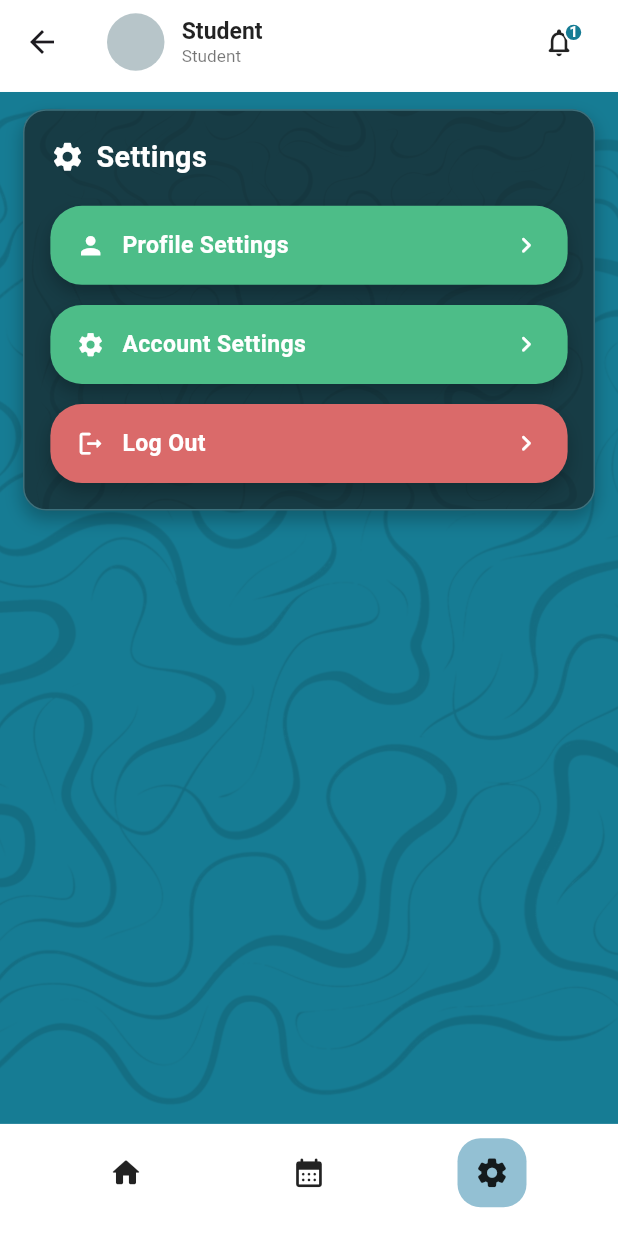
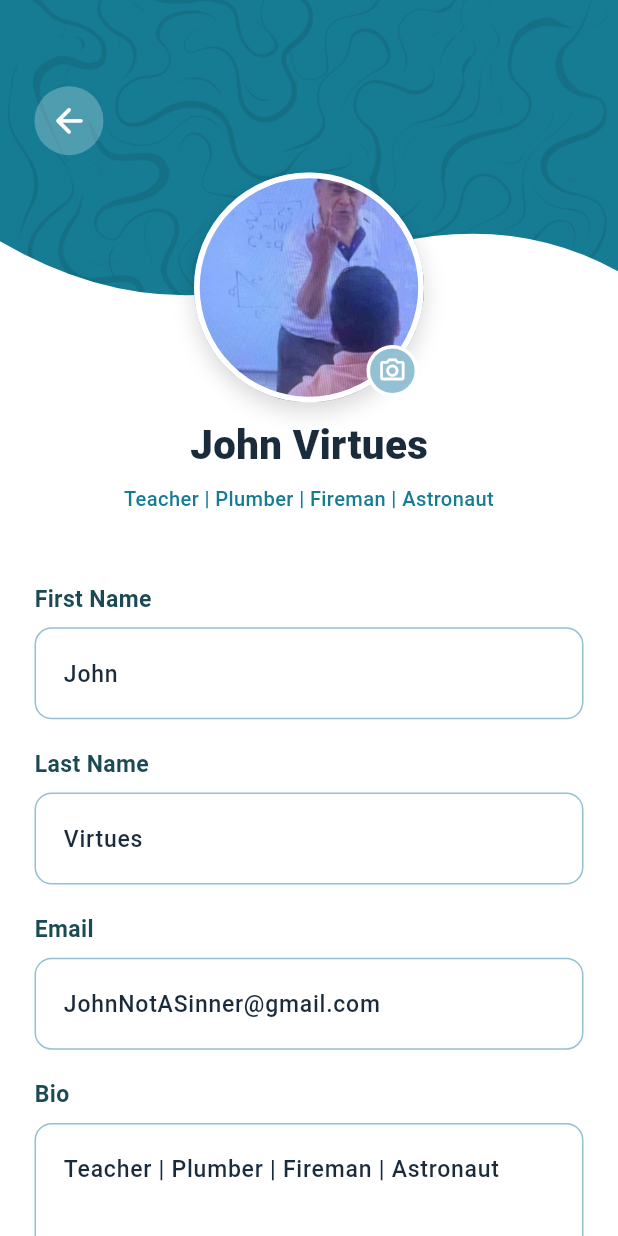
Before and after one commit to Scorch879/t_racks_softdev_1, a Flutter app: the StudentShellScreen screen opened directly, item 3 of the bottom bar chosen, after a tap on "Profile Settings", on a phone screen of 412 x 824 dp. Run offline on Flutter 3.47's test engine with Material 3 defaults, Android fonts, the light colour scheme and no system bars; our stand-ins replace flutter_dotenv, shared_preferences, smooth_page_indicator, supabase_flutter; accounts and stored records are empty.

Commit message:
Implement student profile UI with custom wavy header, editable form fields, and layout styling

```diff
--- /dev/null
+++ b/lib/screens/student/student_profile_content.dart
@@ -0,0 +1,496 @@
+import 'package:flutter/material.dart';
+
+const _bgTeal = Color(0xFF167C94);
+const _headerTeal = Color(0xFF1B4A55);
+const _textDarkBlue = Color(0xFF1A2B3C);
+const _textTeal = Color(0xFF167C94);
+const _borderGrey = Color(0xFFBFD5E3);
+const _statusRed = Color(0xFFDA6A6A);
+
+class StudentProfileContent extends StatefulWidget {
+  const StudentProfileContent({
+    super.key,
+    required this.scale,
+  });
+
+  final double scale;
+
+  @override
+  State<StudentProfileContent> createState() => _StudentProfileContentState();
+}
+
+class _StudentProfileContentState extends State<StudentProfileContent> {
+  final _formKey = GlobalKey<FormState>();
+
+  // Controllers
+  late TextEditingController _firstNameController;
+  late TextEditingController _lastNameController;
+  late TextEditingController _emailController;
+  late TextEditingController _bioController;
+
+  // Initial values to check for changes
+  final String _initialFirstName = 'John';
+  final String _initialLastName = 'Virtues';
+  final String _initialEmail = 'JohnNotASinner@gmail.com';
+  final String _initialBio = 'Teacher | Plumber | Fireman | Astronaut';
+
+  bool _hasChanges = false;
+
+  @override
+  void initState() {
+    super.initState();
+    _firstNameController = TextEditingController(text: _initialFirstName);
+    _lastNameController = TextEditingController(text: _initialLastName);
+    _emailController = TextEditingController(text: _initialEmail);
+    _bioController = TextEditingController(text: _initialBio);
+
+    _firstNameController.addListener(_checkForChanges);
+    _lastNameController.addListener(_checkForChanges);
+    _emailController.addListener(_checkForChanges);
+    _bioController.addListener(_checkForChanges);
+  }
+
+  @override
+  void dispose() {
+    _firstNameController.dispose();
+    _lastNameController.dispose();
+    _emailController.dispose();
+    _bioController.dispose();
+    super.dispose();
+  }
+
+  void _checkForChanges() {
+    final hasChanges = _firstNameController.text != _initialFirstName ||
+        _lastNameController.text != _initialLastName ||
+        _emailController.text != _initialEmail ||
+        _bioController.text != _initialBio;
+
+    if (hasChanges != _hasChanges) {
+      setState(() {
+        _hasChanges = hasChanges;
+      });
+    }
+  }
+
+  Future<bool> _onWillPop() async {
+    if (!_hasChanges) return true;
+
+    final shouldPop = await showDialog<bool>(
+      context: context,
+      builder: (context) => const _UnsavedChangesDialog(),
+    );
+
+    return shouldPop ?? false;
+  }
+
+  @override
+  Widget build(BuildContext context) {
+    final scale = widget.scale;
+
+    // Using PopScope to intercept back button
+    return PopScope(
+      canPop: !_hasChanges,
+      onPopInvokedWithResult: (didPop, result) async {
+        if (didPop) return;
+        final shouldPop = await _onWillPop();
+        if (shouldPop && context.mounted) {
+          Navigator.of(context).pop();
+        }
+      },
+      child: SingleChildScrollView(
+        child: Column(
+          children: [
+            _ProfileHeader(scale: scale),
+            Padding(
+              padding: EdgeInsets.symmetric(horizontal: 24 * scale),
+              child: Column(
+                children: [
+                  SizedBox(height: 10 * scale), // Reduced space for tighter layout
+                  Text(
+                    'John Virtues',
+                    style: TextStyle(
+                      color: _textDarkBlue,
+                      fontSize: 28 * scale,
+                      fontWeight: FontWeight.w800,
+                    ),
+                  ),
+                  SizedBox(height: 8 * scale),
+                  Text(
+                    'Teacher | Plumber | Fireman | Astronaut',
+                    textAlign: TextAlign.center,
+                    style: TextStyle(
+                      color: _textTeal,
+                      fontSize: 14 * scale,
+                      fontWeight: FontWeight.w500,
+                    ),
+                  ),
+                  SizedBox(height: 48 * scale),
+                  _ProfileTextField(
+                    label: 'First Name',
+                    hint: 'Input your first name here',
+                    controller: _firstNameController,
+                    scale: scale,
+                  ),
+                  SizedBox(height: 20 * scale),
+                  _ProfileTextField(
+                    label: 'Last Name',
+                    hint: 'Input your last name here',
+                    controller: _lastNameController,
+                    scale: scale,
+                  ),
+                  SizedBox(height: 20 * scale),
+                  _ProfileTextField(
+                    label: 'Email',
+                    hint: 'Input your email here',
+                    controller: _emailController,
+                    scale: scale,
+                  ),
+                  SizedBox(height: 20 * scale),
+                  _ProfileTextField(
+                    label: 'Bio',
+                    hint: 'Input your bio here',
+                    controller: _bioController,
+                    scale: scale,
+                    maxLines: 3,
+                  ),
+                  SizedBox(height: 40 * scale),
+                  SizedBox(
+                    width: double.infinity,
+                    height: 60 * scale,
+                    child: OutlinedButton(
+                      onPressed: () {
+                        // Save logic would go here
+                        setState(() {
+                          _hasChanges = false;
+                        });
+                        ScaffoldMessenger.of(context).showSnackBar(
+                          const SnackBar(content: Text('Changes Saved')),
+                        );
+                      },
+                      style: OutlinedButton.styleFrom(
+                        side: const BorderSide(color: _textTeal),
+                        shape: RoundedRectangleBorder(
+                          borderRadius: BorderRadius.circular(16 * scale),
+                        ),
+                        foregroundColor: _textTeal,
+                      ),
+                      child: Text(
+                        'Save Changes',
+                        style: TextStyle(
+                          fontSize: 20 * scale,
+                          fontWeight: FontWeight.w700,
+                        ),
+                      ),
+                    ),
+                  ),
+                  SizedBox(height: 40 * scale),
+                ],
+              ),
+            ),
+          ],
+        ),
+      ),
+    );
+  }
+}
+
+class _ProfileHeader extends StatelessWidget {
+  const _ProfileHeader({required this.scale});
+
+  final double scale;
+
+  @override
+  Widget build(BuildContext context) {
+    return SizedBox(
+      height: 280 * scale,
+      child: Stack(
+        clipBehavior: Clip.none,
+        children: [
+          ClipPath(
+            clipper: _HeaderClipper(),
+            child: Container(
+              height: 220 * scale,
+              color: _bgTeal,
+              child: Stack(
+                children: [
+                  Positioned.fill(
+                    child: Opacity(
+                      opacity: 0.1,
+                      child: Image.asset(
+                        'assets/images/squigglytexture.png',
+                        fit: BoxFit.cover,
+                      ),
+                    ),
+                  ),
+                  Positioned(
+                    top: 60 * scale,
+                    left: 24 * scale,
+                    child: GestureDetector(
+                      onTap: () => Navigator.of(context).maybePop(),
+                      child: Container(
+                        width: 48 * scale,
+                        height: 48 * scale,
+                        decoration: BoxDecoration(
+                          color: Colors.white.withOpacity(0.25),
+                          shape: BoxShape.circle,
+                        ),
+                        child: Icon(
+                          Icons.arrow_back_rounded,
+                          color: Colors.white,
+                          size: 28 * scale,
+                        ),
+                      ),
+                    ),
+                  ),
+                ],
+              ),
+            ),
+          ),
+          Positioned(
+            bottom: 0,
+            left: 0,
+            right: 0,
+            child: Center(
+              child: SizedBox(
+                width: 160 * scale,
+                height: 160 * scale,
+                child: Stack(
+                  children: [
+                    Container(
+                      decoration: BoxDecoration(
+                        shape: BoxShape.circle,
+                        border: Border.all(color: Colors.white, width: 4 * scale),
+                        image: const DecorationImage(
+                          image: AssetImage('assets/images/placeholder.png'),
+                          fit: BoxFit.cover,
+                        ),
+                        boxShadow: [
+                          BoxShadow(
+                            color: Colors.black.withOpacity(0.15),
+                            blurRadius: 12,
+                            offset: const Offset(0, 6),
+                          ),
+                        ],
+                      ),
+                    ),
+                    Positioned(
+                      bottom: 4 * scale,
+                      right: 4 * scale,
+                      child: Container(
+                        width: 36 * scale,
+                        height: 36 * scale,
+                        decoration: BoxDecoration(
+                          color: const Color(0xFF93C0D3),
+                          shape: BoxShape.circle,
+                          border: Border.all(color: Colors.white, width: 2.5 * scale),
+                        ),
+                        child: Icon(
+                          Icons.camera_alt_outlined,
+                          color: Colors.white,
+                          size: 20 * scale,
+                        ),
+                      ),
+                    ),
+                  ],
+                ),
+              ),
+            ),
+          ),
+        ],
+      ),
+    );
+  }
+}
+
+class _HeaderClipper extends CustomClipper<Path> {
+  @override
+  Path getClip(Size size) {
+    final path = Path();
+    // Start slightly higher on the left
+    path.lineTo(0, size.height - 50);
+
+    // First curve: Convex (Hill) on the left
+    final firstControlPoint = Offset(size.width * 0.25, size.height + 10);
+    final firstEndPoint = Offset(size.width * 0.5, size.height - 30);
+
+    path.quadraticBezierTo(
+      firstControlPoint.dx,
+      firstControlPoint.dy,
+      firstEndPoint.dx,
+      firstEndPoint.dy,
+    );
+
+    // Second curve: Concave (Scoop) underneath/towards the right
+    final secondControlPoint = Offset(size.width * 0.78, size.height - 80);
+    final secondEndPoint = Offset(size.width, size.height - 30);
+
+    path.quadraticBezierTo(
+      secondControlPoint.dx,
+      secondControlPoint.dy,
+      secondEndPoint.dx,
+      secondEndPoint.dy,
+    );
+
+    path.lineTo(size.width, 0);
+    path.close();
+    return path;
+  }
+
+  @override
+  bool shouldReclip(covariant CustomClipper<Path> oldClipper) => false;
+}
+
+class _ProfileTextField extends StatelessWidget {
+  const _ProfileTextField({
+    required this.label,
+    required this.hint,
+    required this.controller,
+    required this.scale,
+    this.maxLines = 1,
+  });
+
+  final String label;
+  final String hint;
+  final TextEditingController controller;
+  final double scale;
+  final int maxLines;
+
+  @override
+  Widget build(BuildContext context) {
+    return Column(
+      crossAxisAlignment: CrossAxisAlignment.start,
+      children: [
+        Text(
+          label,
+          style: TextStyle(
+            color: const Color(0xFF1B4A55),
+            fontSize: 16 * scale,
+            fontWeight: FontWeight.w700,
+          ),
+        ),
+        SizedBox(height: 8 * scale),
+        TextFormField(
+          controller: controller,
+          maxLines: maxLines,
+          style: TextStyle(
+            color: _textDarkBlue,
+            fontSize: 16 * scale,
+            fontWeight: FontWeight.w500,
+          ),
+          decoration: InputDecoration(
+            hintText: hint,
+            hintStyle: TextStyle(
+              color: const Color(0xFF93C0D3),
+              fontSize: 16 * scale,
+            ),
+            contentPadding: EdgeInsets.symmetric(
+              horizontal: 16 * scale,
+              vertical: 20 * scale,
+            ),
+            enabledBorder: OutlineInputBorder(
+              borderRadius: BorderRadius.circular(12 * scale),
+              borderSide: const BorderSide(color: Color(0xFF93C0D3)),
+            ),
+            focusedBorder: OutlineInputBorder(
+              borderRadius: BorderRadius.circular(12 * scale),
+              borderSide: const BorderSide(color: _textTeal, width: 1.5),
+            ),
+            filled: true,
+            fillColor: Colors.white,
+          ),
+        ),
+      ],
+    );
+  }
+}
+
+class _UnsavedChangesDialog extends StatelessWidget {
+  const _UnsavedChangesDialog();
+
+  @override
+  Widget build(BuildContext context) {
+    return Dialog(
+      shape: RoundedRectangleBorder(borderRadius: BorderRadius.circular(24)),
+      backgroundColor: Colors.white,
+      insetPadding: const EdgeInsets.symmetric(horizontal: 24),
+      child: Padding(
+        padding: const EdgeInsets.fromLTRB(24, 32, 24, 32),
+        child: Column(
+          mainAxisSize: MainAxisSize.min,
+          children: [
+            const Text(
+              'Details Unsaved',
+              style: TextStyle(
+                color: _statusRed,
+                fontSize: 24,
+                fontWeight: FontWeight.w800,
+                letterSpacing: 0.5,
+              ),
+            ),
+            const SizedBox(height: 20),
+            const Text(
+              'You haven’t finished saving your\ndetails.',
+              textAlign: TextAlign.center,
+              style: TextStyle(
+                color: Color(0xFF1A2B3C),
+                fontSize: 16,
+                height: 1.5,
+                fontWeight: FontWeight.w500,
+              ),
+            ),
+            const SizedBox(height: 32),
+            Row(
+              children: [
+                Expanded(
+                  child: SizedBox(
+                    height: 52,
+                    child: OutlinedButton(
+                      onPressed: () => Navigator.of(context).pop(false), // Continue editing
+                      style: OutlinedButton.styleFrom(
+                        side: const BorderSide(color: Color(0xFFBFD5E3)),
+                        shape: RoundedRectangleBorder(
+                          borderRadius: BorderRadius.circular(16),
+                        ),
+                        foregroundColor: const Color(0xFF1A2B3C),
+                      ),
+                      child: const Text(
+                        'Continue',
+                        style: TextStyle(
+                          fontSize: 16,
+                          fontWeight: FontWeight.w600,
+                        ),
+                      ),
+                    ),
+                  ),
+                ),
+                const SizedBox(width: 16),
+                Expanded(
+                  child: SizedBox(
+                    height: 52,
+                    child: OutlinedButton(
+                      onPressed: () => Navigator.of(context).pop(true), // Leave
+                      style: OutlinedButton.styleFrom(
+                        side: const BorderSide(color: Color(0xFFBFD5E3)),
+                        shape: RoundedRectangleBorder(
+                          borderRadius: BorderRadius.circular(16),
+                        ),
+                        foregroundColor: const Color(0xFF1A2B3C),
+                      ),
+                      child: const Text(
+                        'Leave',
+                        style: TextStyle(
+                          fontSize: 16,
+                          fontWeight: FontWeight.w600,
+                        ),
+                      ),
+                    ),
+                  ),
+                ),
+              ],
+            ),
+          ],
+        ),
+      ),
+    );
+  }
+}
--- /dev/null
+++ b/lib/screens/student/student_profile_screen.dart
@@ -0,0 +1,28 @@
+import 'package:flutter/material.dart';
+import 'package:t_racks_softdev_1/screens/student/student_profile_content.dart';
+
+const _bgTeal = Color(0xFF167C94);
+
+class StudentProfileScreen extends StatefulWidget {
+  const StudentProfileScreen({super.key});
+
+  @override
+  State<StudentProfileScreen> createState() => _StudentProfileScreenState();
+}
+
+class _StudentProfileScreenState extends State<StudentProfileScreen> {
+  @override
+  Widget build(BuildContext context) {
+    return LayoutBuilder(
+      builder: (context, constraints) {
+        final width = constraints.maxWidth;
+        final scale = (width / 430).clamp(0.8, 1.6);
+
+        return Scaffold(
+          backgroundColor: Colors.white,
+          body: StudentProfileContent(scale: scale),
+        );
+      },
+    );
+  }
+}
--- a/lib/screens/student/student_settings_content.dart
+++ b/lib/screens/student/student_settings_content.dart
@@ -1,6 +1,7 @@
 import 'package:flutter/material.dart';
 import 'package:t_racks_softdev_1/services/auth_service.dart';
 import 'package:t_racks_softdev_1/screens/login_screen.dart';
+import 'package:t_racks_softdev_1/screens/student/student_profile_screen.dart';
 
 const _bgTeal = Color(0xFF167C94);
 const _cardSurface = Color(0xFF173C45);
@@ -21,7 +22,13 @@ class StudentSettingsContent extends StatefulWidget {
 }
 
 class _StudentSettingsContentState extends State<StudentSettingsContent> {
-  void onProfileSettingsPressed() {}
+  void onProfileSettingsPressed() {
+    Navigator.of(context).push(
+      MaterialPageRoute(
+        builder: (context) => const StudentProfileScreen(),
+      ),
+    );
+  }
 
   void onAccountSettingsPressed() {}
 
```
